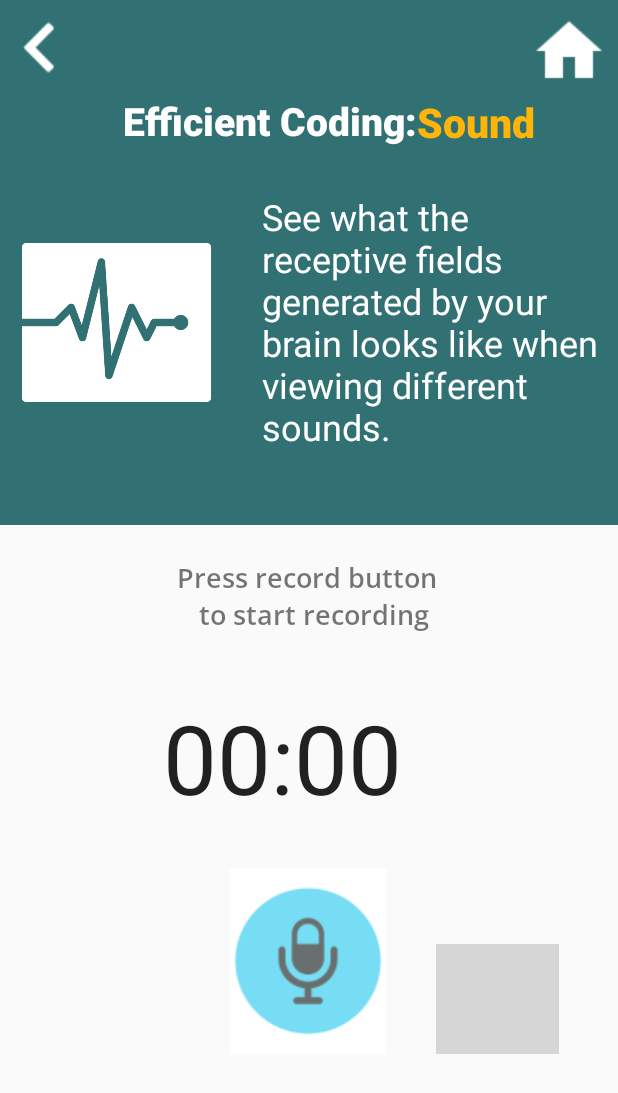
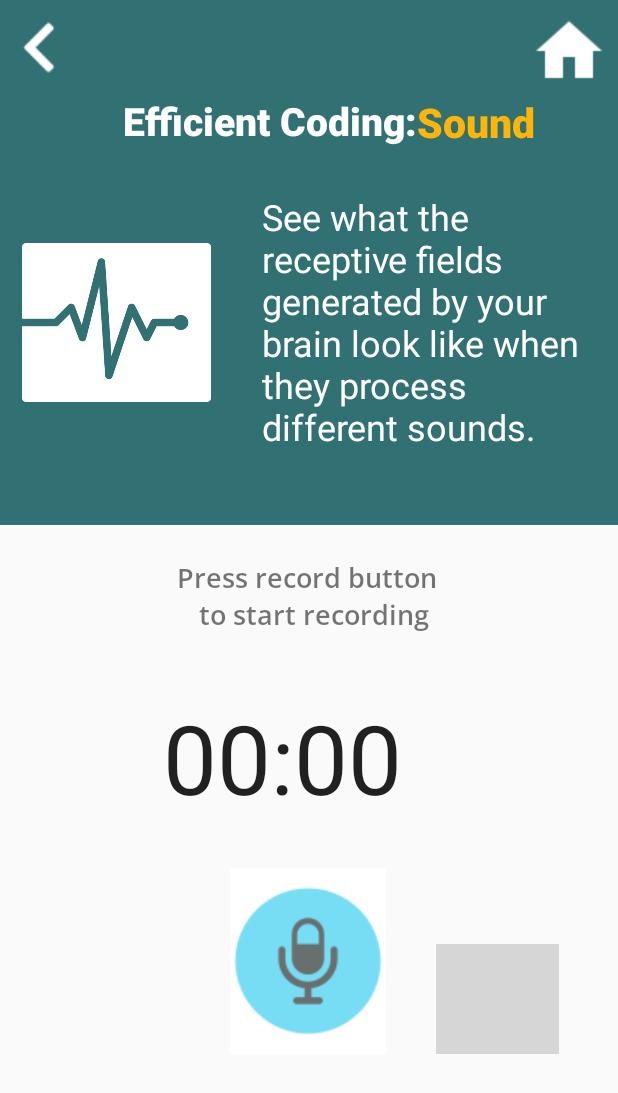
Before and after one commit to ajmeek/NEC_app, an Android app: the SoundActivity screen opened directly, with no data from a screen before it, on a phone screen of 412 x 824 dp. Shown: the top 1093 px of the screen. Run offline under Robolectric (Android 15) with nearby library versions, the phone set to English and light mode, and no system bars; grey boxes are pictures that could not be loaded.

Commit message:
sound processing page wording

```diff
--- a/app/src/main/res/layout/activity_sound.xml
+++ b/app/src/main/res/layout/activity_sound.xml
@@ -85,9 +85,9 @@
         android:text="See what the
         \nreceptive fields
         \ngenerated by your
-        \nbrain looks like when
-        \nviewing different
-        \nsounds."
+        \nbrain look like when
+        \nthey process
+        \ndifferent sounds."
         android:textColor="#FFFFFF"
         android:textSize="24sp"
         app:layout_constraintBottom_toBottomOf="@+id/textView2"
```
